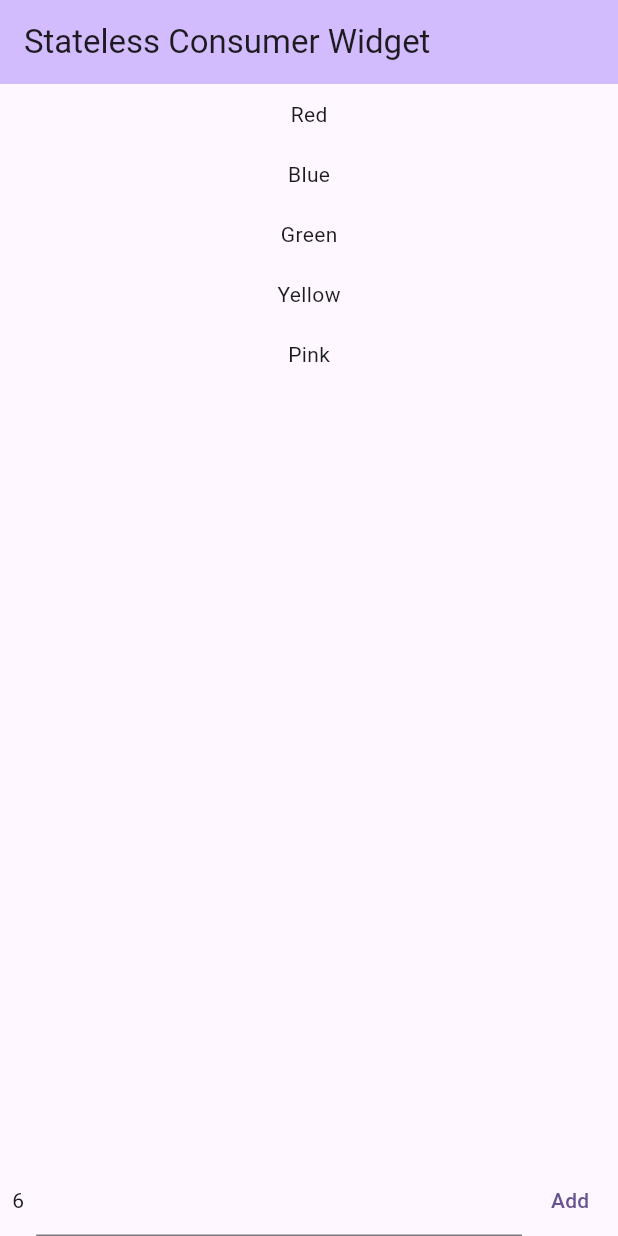
After one commit to taweewong/Flutter-Riverpod, a Flutter app: the DependentPage screen opened directly, after a tap on "Add", on a phone screen of 412 x 824 dp. The commit adds this screen. Run offline on Flutter 3.47's test engine with Material 3 defaults, Android fonts, the phone set to English and light mode, and no system bars; our stand-ins replace flutter_riverpod, riverpod_annotation; generated files the repository leaves out were written again.

Commit message:
Add dependent notifier provider with generated file

```diff
--- /dev/null
+++ b/lib/6_dependent_provider/denpendent_provider.dart
@@ -0,0 +1,23 @@
+import 'package:flutter_riverpod/flutter_riverpod.dart';
+import 'package:riverpod_annotation/riverpod_annotation.dart';
+
+part 'denpendent_provider.g.dart';
+
+@riverpod
+class DependentNotifier extends _$DependentNotifier {
+  // Initial state
+  @override
+  List<String> build() {
+    return ["Red", "Blue", "Green", "Yellow", "Pink"];
+  }
+
+  void addItem(String item) {
+    state = [...state, item];
+  }
+}
+
+@riverpod
+int totalItemCount(Ref ref) {
+  List<String> itemList = ref.watch(dependentNotifierProvider);
+  return itemList.length;
+}
--- /dev/null
+++ b/lib/6_dependent_provider/dependent.dart
@@ -0,0 +1,75 @@
+import 'package:flutter/material.dart';
+import 'package:flutter_riverpod/flutter_riverpod.dart';
+import 'package:flutter_riverpod_learning/5_generated_notifier_provider/stateful_notifier_use_generated_provider.dart';
+import 'package:flutter_riverpod_learning/6_dependent_provider/denpendent_provider.dart';
+
+class DependentPage extends ConsumerStatefulWidget {
+  String inputText = "";
+
+  DependentPage(this.inputText);
+
+  @override
+  ConsumerState<DependentPage> createState() => _DependentState();
+}
+
+class _DependentState extends ConsumerState<DependentPage> {
+  @override
+  Widget build(BuildContext context) {
+
+    List<String> itemList = ref.watch(dependentNotifierProvider);
+    int total = ref.watch(totalItemCountProvider);
+
+    return Scaffold(
+      appBar: AppBar(
+        title: Text("Stateless Consumer Widget"),
+        backgroundColor: Theme.of(context).colorScheme.inversePrimary,
+      ),
+      body: SafeArea(
+        child: Column(
+          children: [
+            Expanded(
+              child: ListView.builder(
+                itemCount: itemList.length,
+                itemBuilder: (context, index) {
+                  String item = itemList[index];
+
+                  return Container(
+                    padding: EdgeInsets.all(10),
+                    alignment: Alignment.center,
+                    child: Text(
+                      item,
+                      style: Theme.of(context).textTheme.bodyMedium,
+                    ),
+                  );
+                },
+              ),
+            ),
+            Row(
+              children: [
+                Center(
+                  child: Padding(
+                    padding: EdgeInsets.all(8),
+                    child: Text(total.toString()),
+                  ),
+                ),
+                Expanded(
+                  child: TextField(
+                    onChanged: (text) {
+                      widget.inputText = text;
+                    },
+                  ),
+                ),
+                TextButton(
+                    onPressed: () {
+                      ref.read(dependentNotifierProvider.notifier).addItem(widget.inputText);
+                    },
+                    child: Text("Add")
+                )
+              ],
+            )
+          ],
+        ),
+      ),
+    );
+  }
+}
--- a/lib/main.dart
+++ b/lib/main.dart
@@ -6,6 +6,7 @@ import '2_stateful_consumer/stateful_consumer.dart';
 import '3_generated_simple_provider/test_generation.dart';
 import '4_notifier_provider/stateful_notifier.dart';
 import '5_generated_notifier_provider/stateful_notifier_use_generated.dart';
+import '6_dependent_provider/dependent.dart';
 
 void main() {
   runApp(ProviderScope(child: const MyApp()));
@@ -25,7 +26,8 @@ class MyApp extends StatelessWidget {
       // home: const StatefulConsumerPage(),
       // home: const TestGeneratedConsumerPage(),
       // home: StatefulNotifierPage(""),
-      home: StatefulNotifierUseGeneratedPage(""),
+      // home: StatefulNotifierUseGeneratedPage(""),
+      home: DependentPage(""),
     );
   }
 }
```
Also changed, not shown: lib/6_dependent_provider/denpendent_provider.g.dart (added).
